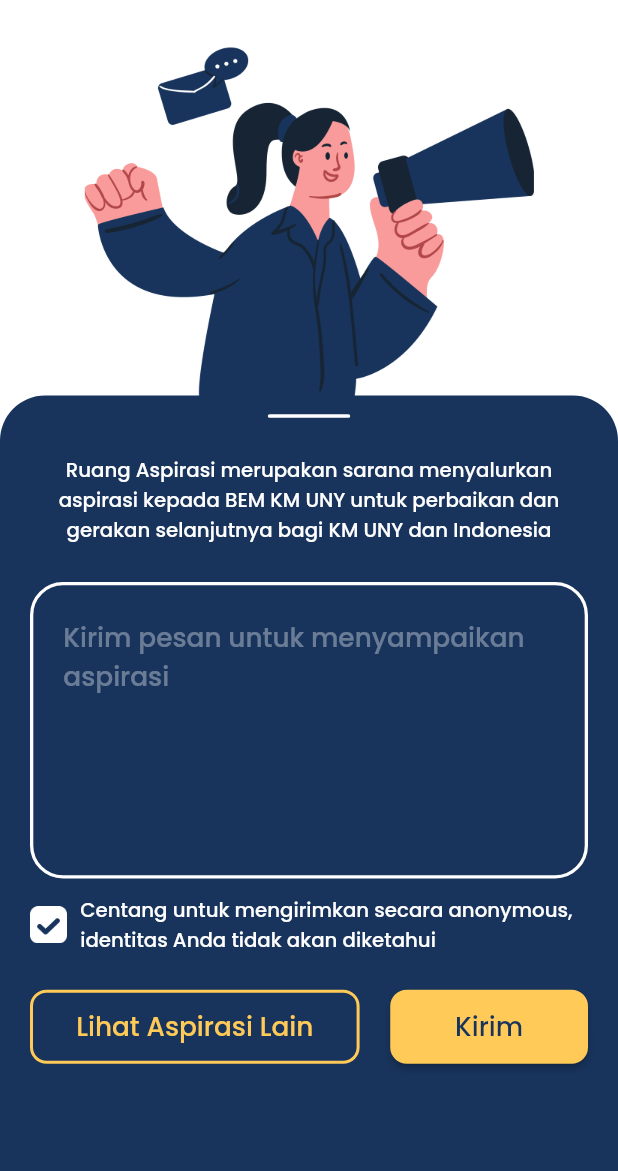
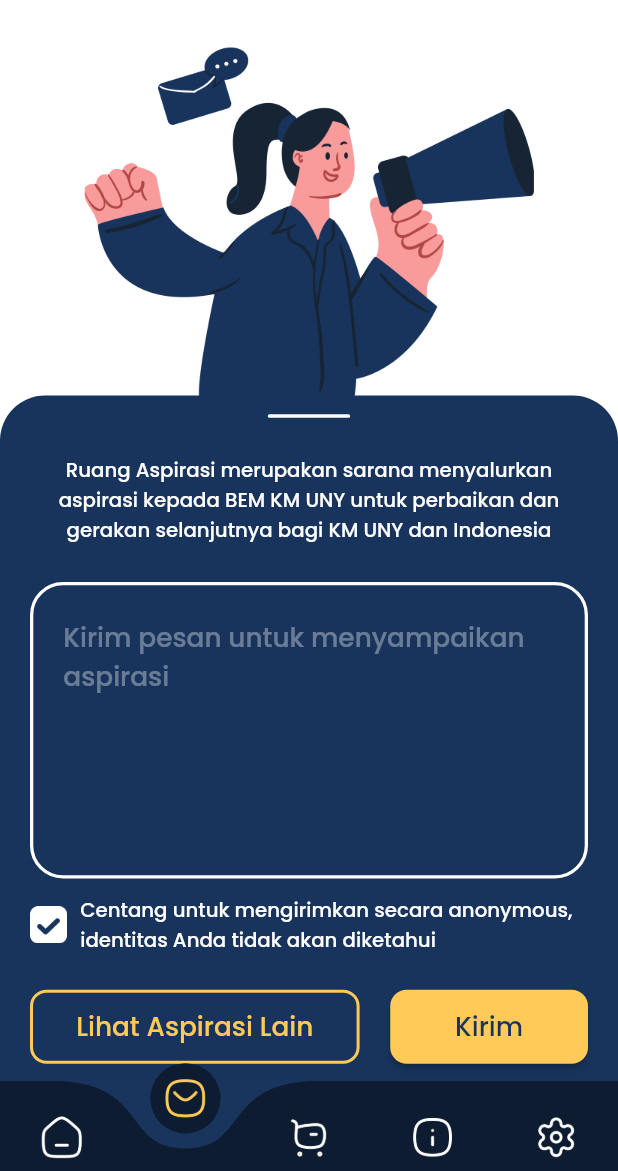
Before and after one commit to dxkrn/ruangtemu-apps, a Flutter app: the RuangAspirasiForm screen opened by its route, on a phone screen of 412 x 824 dp, the part 65-1236 px from its top. Run offline on Flutter 3.47's test engine with Material 2 defaults, Android fonts, the phone set to English and light mode, and no system bars; drawn by our look-alikes of curved_navigation_bar; our stand-ins replace dropdown_search, flutter_screenutil, get, get_storage, google_fonts, google_sign_in and 2 more; missing offline and left inert: android_intent_plus; accounts and stored records are empty; network calls fail.

Commit message:
Add bottom Navbar

```diff
--- a/lib/Pages/Features/Aspirasi/ruang_aspirasi_form.dart
+++ b/lib/Pages/Features/Aspirasi/ruang_aspirasi_form.dart
@@ -2,6 +2,7 @@ import 'package:flutter/material.dart';
 import 'package:flutter_screenutil/flutter_screenutil.dart';
 import 'package:ruang_temu_apps/Widgets/custom_scroll.dart';
 import 'package:ruang_temu_apps/Widgets/feature_appbar.dart';
+import 'package:ruang_temu_apps/Widgets/navbar.dart';
 import 'package:ruang_temu_apps/Widgets/rounded_button.dart';
 import 'package:ruang_temu_apps/Widgets/rounded_button_border.dart';
 import 'package:ruang_temu_apps/env.dart';
@@ -62,11 +63,16 @@ class _RuangAspirasiFormState extends State<RuangAspirasiForm> {
     // double deviceWidth = MediaQuery.of(context).size.width;
     double deviceHeight = MediaQuery.of(context).size.height;
     return Scaffold(
+      extendBody: true,
+      bottomNavigationBar: Navbar(page: 1),
       appBar: FeatureAppbar(
         title: 'Ruang Aspirasi',
         iconSrc: 'assets/icons/icon_mail.png',
       ),
       body: Stack(
+        children: [
+          Column(
+            mainAxisAlignment: MainAxisAlignment.spaceBetween,
             children: [
               Hero(
                 tag: 'assets/images/img_ill_aspirasi.png',
@@ -78,6 +84,12 @@ class _RuangAspirasiFormState extends State<RuangAspirasiForm> {
                     ),
                   ),
                 ),
+              ),
+              Container(
+                height: 200.h,
+                color: blueColor,
+              ),
+            ],
           ),
           ScrollConfiguration(
             behavior: CustomScroll(),
--- a/lib/Pages/Features/Aspirasi/ruang_aspirasi_page.dart
+++ b/lib/Pages/Features/Aspirasi/ruang_aspirasi_page.dart
@@ -7,6 +7,7 @@ import 'package:ruang_temu_apps/Pages/Features/Aspirasi/ruang_aspirasi_comment_p
 import 'package:ruang_temu_apps/Widgets/aspirasi_card.dart';
 import 'package:ruang_temu_apps/Widgets/custom_scroll.dart';
 import 'package:ruang_temu_apps/Widgets/feature_appbar.dart';
+import 'package:ruang_temu_apps/Widgets/navbar.dart';
 import 'package:ruang_temu_apps/env.dart';
 import 'package:ruang_temu_apps/http_client.dart';
 import 'package:ruang_temu_apps/themes.dart';
@@ -117,6 +118,7 @@ class _RuangAspirasiPageState extends State<RuangAspirasiPage> {
   @override
   Widget build(BuildContext context) {
     return Scaffold(
+      bottomNavigationBar: Navbar(page: 1),
       appBar: FeatureAppbar(
         title: 'Ruang Aspirasi',
         iconSrc: 'assets/icons/icon_mail.png',
--- a/lib/Pages/Features/Info/ruang_info.dart
+++ b/lib/Pages/Features/Info/ruang_info.dart
@@ -4,6 +4,7 @@ import 'package:ruang_temu_apps/Models/informations.dart';
 import 'package:ruang_temu_apps/Widgets/custom_scroll.dart';
 import 'package:ruang_temu_apps/Widgets/feature_appbar.dart';
 import 'package:get/get.dart';
+import 'package:ruang_temu_apps/Widgets/navbar.dart';
 import 'package:ruang_temu_apps/env.dart';
 import 'package:ruang_temu_apps/http_client.dart';
 import 'package:ruang_temu_apps/themes.dart';
@@ -46,6 +47,8 @@ class _RuangInfoState extends State<RuangInfo> {
     // double deviceWidth = MediaQuery.of(context).size.width;
     double deviceHeight = MediaQuery.of(context).size.height;
     return Scaffold(
+      extendBody: true,
+      bottomNavigationBar: Navbar(page: 3),
       appBar: FeatureAppbar(
         title: 'Ruang Info',
         iconSrc: 'assets/icons/icon_info.png',
--- a/lib/Pages/home_page.dart
+++ b/lib/Pages/home_page.dart
@@ -11,6 +11,7 @@ import 'package:ruang_temu_apps/Pages/Features/Edukasi/ruang_edukasi.dart';
 import 'package:ruang_temu_apps/StateController/user_controller.dart';
 import 'package:ruang_temu_apps/Widgets/aspirasi_card.dart';
 import 'package:ruang_temu_apps/Widgets/custom_scroll.dart';
+import 'package:ruang_temu_apps/Widgets/navbar.dart';
 import 'package:ruang_temu_apps/env.dart';
 import 'package:ruang_temu_apps/http_client.dart';
 import 'package:ruang_temu_apps/themes.dart';
@@ -96,6 +97,7 @@ class _HomePageState extends State<HomePage> {
     // double deviceHeight = MediaQuery.of(context).size.height;
     return Scaffold(
       extendBody: true,
+      bottomNavigationBar: Navbar(page: 0),
       appBar: AppBar(
         backgroundColor: whiteColor,
         elevation: 0,
--- a/lib/Pages/settings_page.dart
+++ b/lib/Pages/settings_page.dart
@@ -5,6 +5,7 @@ import 'package:get_storage/get_storage.dart';
 import 'package:ruang_temu_apps/StateController/user_controller.dart';
 import 'package:ruang_temu_apps/Widgets/dialog_box.dart';
 import 'package:ruang_temu_apps/Widgets/feature_appbar.dart';
+import 'package:ruang_temu_apps/Widgets/navbar.dart';
 import 'package:ruang_temu_apps/Widgets/rounded_button.dart';
 import 'package:ruang_temu_apps/Widgets/rounded_button_border.dart';
 import 'package:ruang_temu_apps/themes.dart';
@@ -23,6 +24,7 @@ class _SettingsPageState extends State<SettingsPage> {
     double deviceWidth = MediaQuery.of(context).size.width;
 
     return Scaffold(
+      bottomNavigationBar: Navbar(page: 4),
       appBar: FeatureAppbar(
         title: 'Settings',
         iconSrc: 'assets/icons/icon_settings.png',
--- /dev/null
+++ b/lib/Widgets/navbar.dart
@@ -0,0 +1,100 @@
+import 'package:curved_navigation_bar/curved_navigation_bar.dart';
+import 'package:flutter/material.dart';
+import 'package:flutter_screenutil/flutter_screenutil.dart';
+import 'package:ruang_temu_apps/themes.dart';
+import 'package:get/get.dart';
+
+class Navbar extends StatefulWidget {
+  int page = 0;
+  Navbar({super.key, required this.page});
+
+  @override
+  State<Navbar> createState() => _NavbarState();
+}
+
+class _NavbarState extends State<Navbar> {
+  // int _page = 0;
+  GlobalKey<CurvedNavigationBarState> _bottomNavigationKey = GlobalKey();
+  List<String> pageName = [
+    '/',
+    '/aspirasi',
+    '/lapakSoon',
+    '/info',
+    '/settingsPage'
+  ];
+
+  @override
+  Widget build(BuildContext context) {
+    return CurvedNavigationBar(
+      key: _bottomNavigationKey,
+      // index: _page,
+      index: widget.page,
+      height: 60.0,
+      items: <Widget>[
+        SizedBox(
+          width: 25.h,
+          height: 25.h,
+          child: Image(
+            image: widget.page == 0
+                ? AssetImage('assets/icons/icon_navbar_home_active.png')
+                : AssetImage('assets/icons/icon_navbar_home.png'),
+          ),
+        ),
+        SizedBox(
+          width: 25.h,
+          height: 25.h,
+          child: Image(
+            image: widget.page == 1
+                ? AssetImage('assets/icons/icon_navbar_aspirasi_active.png')
+                : AssetImage('assets/icons/icon_navbar_aspirasi.png'),
+          ),
+        ),
+        SizedBox(
+          width: 25.h,
+          height: 25.h,
+          child: Image(
+            image: widget.page == 2
+                ? AssetImage('assets/icons/icon_navbar_lapak_active.png')
+                : AssetImage('assets/icons/icon_navbar_lapak.png'),
+          ),
+        ),
+        SizedBox(
+          width: 25.h,
+          height: 25.h,
+          child: Image(
+            image: widget.page == 3
+                ? AssetImage('assets/icons/icon_navbar_info_active.png')
+                : AssetImage('assets/icons/icon_navbar_info.png'),
+          ),
+        ),
+        SizedBox(
+          width: 25.h,
+          height: 25.h,
+          child: Image(
+            image: widget.page == 4
+                ? AssetImage('assets/icons/icon_navbar_settings_active.png')
+                : AssetImage('assets/icons/icon_navbar_settings.png'),
+          ),
+        ),
+      ],
+      // color: const Color(0xff6615f5),
+      // buttonBackgroundColor: const Color(0xff6615f5),
+      color: Color.fromARGB(255, 13, 28, 48),
+      buttonBackgroundColor: Color.fromARGB(255, 13, 28, 48),
+      backgroundColor: Color.fromARGB(1, 255, 255, 255),
+
+      animationCurve: Curves.easeInOut,
+      animationDuration: const Duration(milliseconds: 600),
+      onTap: (index) {
+        setState(() {
+          // _page = index;
+          widget.page = index;
+          Get.offAllNamed(pageName[index]);
+          // print('Page $_page');
+          print("ge.offAllNamed('${pageName[index]}')");
+        });
+      },
+      letIndexChange: (index) => true,
+    );
+  }
+}
```
Also changed, not shown: lib/Pages/Features/Lapak/ruang_lapak_soon.dart (+12 -10 lines), lib/main.dart (+10 -5 lines), assets/icons/icon_navbar_aspirasi.png (added), assets/icons/icon_navbar_aspirasi_active.png (added), assets/icons/icon_navbar_home.png (added), assets/icons/icon_navbar_home_active.png (added), assets/icons/icon_navbar_info.png (added), assets/icons/icon_navbar_info_active.png (added), assets/icons/icon_navbar_lapak.png (added), assets/icons/icon_navbar_lapak_active.png (added), assets/icons/icon_navbar_settings.png (added), assets/icons/icon_navbar_settings_active.png (added). Lines whose indentation alone changed are shown as unchanged.
